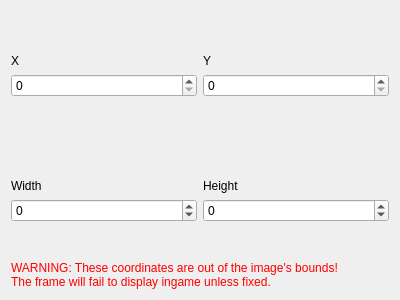
Qt form gui-tool/ui/actiontab_frame.ui (headshot2017/smbzg-charloader) before a commit.
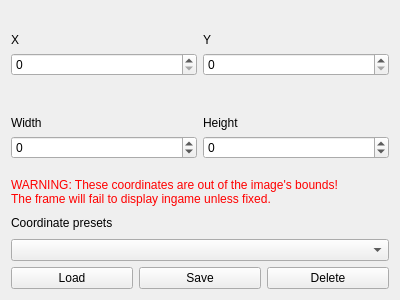
The same form after that commit.

Commit message: gui-tool: load, save and delete frame coordinate presets

The edit to the form file:
```diff
--- a/gui-tool/ui/actiontab_frame.ui
+++ b/gui-tool/ui/actiontab_frame.ui
@@ -177,6 +177,45 @@
      </property>
     </widget>
    </item>
+   <item>
+    <layout class="QVBoxLayout" name="verticalLayout_6">
+     <item>
+      <widget class="QLabel" name="label_5">
+       <property name="text">
+        <string>Coordinate presets</string>
+       </property>
+      </widget>
+     </item>
+     <item>
+      <widget class="QComboBox" name="combobox_presets"/>
+     </item>
+     <item>
+      <layout class="QHBoxLayout" name="horizontalLayout_3">
+       <item>
+        <widget class="QPushButton" name="btn_loadPreset">
+         <property name="text">
+          <string>Load</string>
+         </property>
+        </widget>
+       </item>
+       <item>
+        <widget class="QPushButton" name="btn_savePreset">
+         <property name="text">
+          <string>Save</string>
+         </property>
+        </widget>
+       </item>
+       <item>
+        <widget class="QPushButton" name="btn_deletePreset">
+         <property name="text">
+          <string>Delete</string>
+         </property>
+        </widget>
+       </item>
+      </layout>
+     </item>
+    </layout>
+   </item>
   </layout>
  </widget>
  <resources/>
```
The commit also changes 3 other files.
